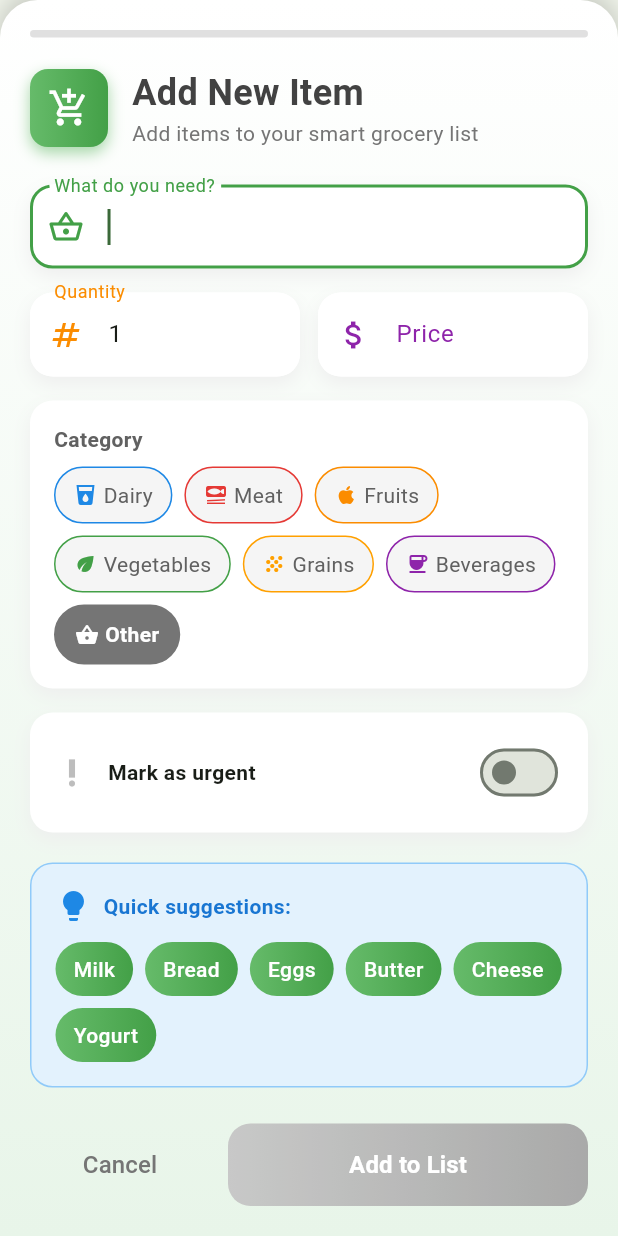
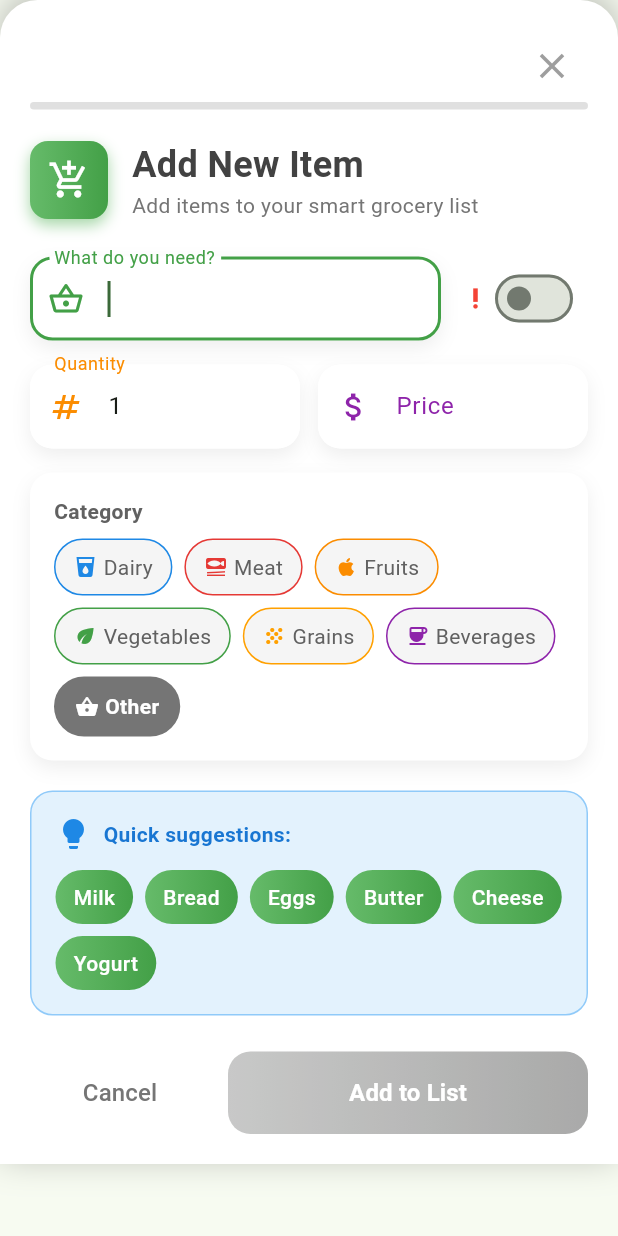
Before and after one commit to naveenprasanth2/grocery, a Flutter app: the AddItemDialog widget shown alone on an empty page, opened directly, on a phone screen of 412 x 824 dp. Run offline on Flutter 3.47's test engine with Material 3 defaults, Android fonts, the light colour scheme and no system bars; our stand-ins replace audioplayers, shared_preferences; accounts and stored records are empty.

Commit message:
made changes on the add new item modal sheet

```diff
--- a/lib/features/grocery_list/presentation/widgets/dialogs/add_item_dialog.dart
+++ b/lib/features/grocery_list/presentation/widgets/dialogs/add_item_dialog.dart
@@ -32,16 +32,11 @@ class _AddItemDialogState extends State<AddItemDialog> {
 
   @override
   Widget build(BuildContext context) {
-    return AnimatedContainer(
-      duration: AppConstants.shortAnimationDuration,
-      decoration: BoxDecoration(
-        gradient: LinearGradient(
-          colors: [Colors.white, Colors.green.shade50],
-          begin: Alignment.topCenter,
-          end: Alignment.bottomCenter,
-        ),
-        borderRadius: const BorderRadius.vertical(top: Radius.circular(25)),
-        boxShadow: const [
+    return Container(
+      decoration: const BoxDecoration(
+        color: Colors.white,
+        borderRadius: BorderRadius.vertical(top: Radius.circular(25)),
+        boxShadow: [
           BoxShadow(
             color: Colors.black26,
             blurRadius: 20,
@@ -55,6 +50,25 @@ class _AddItemDialogState extends State<AddItemDialog> {
         right: 20,
         top: 20,
       ),
+      child: SafeArea(
+        top: false,
+        child: Column(
+          mainAxisSize: MainAxisSize.min,
+          crossAxisAlignment: CrossAxisAlignment.stretch,
+          children: [
+            Row(
+              mainAxisAlignment: MainAxisAlignment.end,
+              children: [
+                IconButton(
+                  icon: const Icon(Icons.close, color: Colors.grey, size: 28),
+                  onPressed: () => Navigator.of(context).pop(),
+                  tooltip: 'Close',
+                ),
+              ],
+            ),
+            Flexible(
+              child: SingleChildScrollView(
+                physics: const BouncingScrollPhysics(),
                 child: Column(
                   mainAxisSize: MainAxisSize.min,
                   crossAxisAlignment: CrossAxisAlignment.stretch,
@@ -70,18 +84,52 @@ class _AddItemDialogState extends State<AddItemDialog> {
                     ),
                     _buildHeader(),
                     const SizedBox(height: 24),
-          _buildNameField(),
+                    Row(
+                      children: [
+                        Expanded(child: _buildNameField()),
+                        const SizedBox(width: 8),
+                        Tooltip(
+                          message: 'Mark as priority',
+                          child: Container(
+                            padding: const EdgeInsets.symmetric(
+                              horizontal: 6,
+                              vertical: 2,
+                            ),
+                            child: Row(
+                              children: [
+                                const Icon(
+                                  Icons.priority_high,
+                                  size: 18,
+                                  color: Colors.red,
+                                ),
+                                Switch(
+                                  value: _isUrgent,
+                                  onChanged: (value) =>
+                                      setState(() => _isUrgent = value),
+                                  activeColor: Colors.red.shade600,
+                                  materialTapTargetSize:
+                                      MaterialTapTargetSize.shrinkWrap,
+                                ),
+                              ],
+                            ),
+                          ),
+                        ),
+                      ],
+                    ),
                     const SizedBox(height: 16),
                     _buildQuantityAndPriceRow(),
                     const SizedBox(height: 16),
                     _buildCategorySelection(),
-          const SizedBox(height: 16),
-          _buildUrgentToggle(),
                     if (_nameController.text.isEmpty) _buildSuggestions(),
                     const SizedBox(height: 24),
                     _buildActionButtons(),
                     const SizedBox(height: 20),
                   ],
+                ),
+              ),
+            ),
+          ],
+        ),
       ),
     );
   }
@@ -351,42 +399,7 @@ class _AddItemDialogState extends State<AddItemDialog> {
     );
   }
 
-  Widget _buildUrgentToggle() {
-    return Container(
-      padding: const EdgeInsets.all(16),
-      decoration: BoxDecoration(
-        color: Colors.white,
-        borderRadius: BorderRadius.circular(15),
-        boxShadow: [
-          BoxShadow(
-            color: Colors.grey.shade200,
-            blurRadius: 10,
-            offset: const Offset(0, 5),
-          ),
-        ],
-      ),
-      child: Row(
-        children: [
-          Icon(
-            Icons.priority_high,
-            color: _isUrgent ? Colors.red.shade600 : Colors.grey.shade400,
-          ),
-          const SizedBox(width: 12),
-          const Expanded(
-            child: Text(
-              'Mark as urgent',
-              style: TextStyle(fontWeight: FontWeight.w600),
-            ),
-          ),
-          Switch(
-            value: _isUrgent,
-            onChanged: (value) => setState(() => _isUrgent = value),
-            activeColor: Colors.red.shade600,
-          ),
-        ],
-      ),
-    );
-  }
+  // Removed _buildUrgentToggle; urgent toggle is now compact and next to the name field.
 
   Widget _buildSuggestions() {
     return Container(
```
Also changed, not shown: 2 other files. Lines whose indentation alone changed are shown as unchanged.
